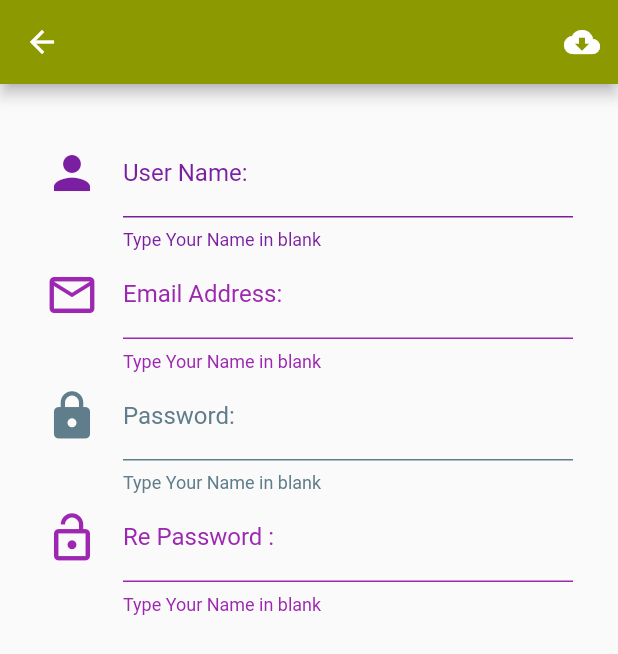
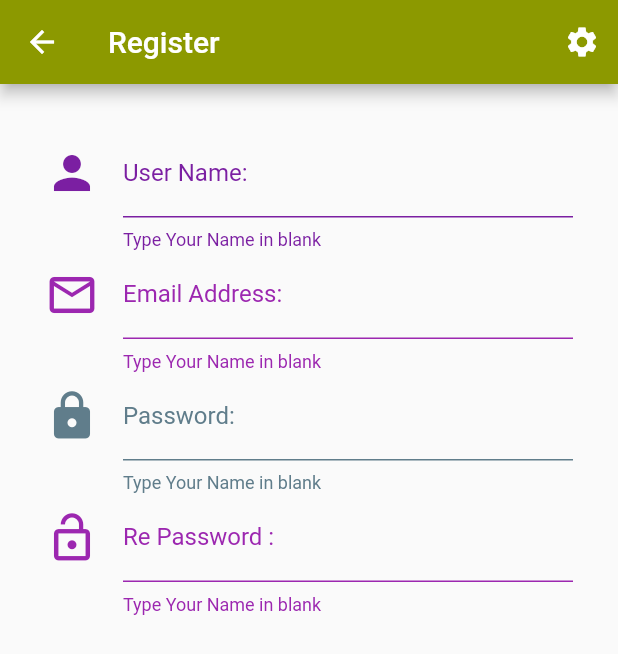
Before and after one commit to Komkrit2107/komkritproduct, a Flutter app: the Register screen opened directly, on a phone screen of 412 x 824 dp. Shown: the top 654 px of the screen. Run offline on Flutter 3.47's test engine with Material 2 defaults, Android fonts, the phone set to English and light mode, and no system bars; our stand-ins replace dio; missing offline and left inert: dart:ffi; accounts and stored records are empty.

Commit message:
Modi15022020

```diff
--- a/lib/utility/my_style.dart
+++ b/lib/utility/my_style.dart
@@ -5,7 +5,7 @@ class MyStyle {
 //Field
 //กำหนดค่าสีต่าง ๆ
 
-Color mainColor = Color.fromARGB(0xff,0xc0,0xca,0x33);
+Color mainColor = Color.fromARGB(0xff,0xc0,0xca,0x01);
 Color textColor = Color.fromARGB(0xff,0x8c,0x99,0x00);
 Color barColor  = Color.fromARGB(0xff,0xf5,0xfd,0x67);
 
--- a/lib/widget/list_product.dart
+++ b/lib/widget/list_product.dart
@@ -29,8 +29,9 @@ class _ListProductState extends State<ListProduct> {
   }
 
   Widget showTitle(){
-    return Text('Product');
+    return Text('FundSmart Link');
   }
+
   //ต้องการให้อยู่บรรทัดเดียวกัน
   Widget showName(){
     return Column(mainAxisAlignment: MainAxisAlignment.center,
--- a/lib/widget/register.dart
+++ b/lib/widget/register.dart
@@ -36,6 +36,11 @@ class _RegisterState extends State<Register> {
     );
   }
 
+  //Title Bar นำไปใส่ไว้ใน Appbar
+  Widget showSTitle() {
+    return Text('Register');
+  }
+
   Widget userForm() {
     //ประกาศตัวแปร เป็นสี
     Color color = Colors.purple;
@@ -62,7 +67,8 @@ class _RegisterState extends State<Register> {
   Widget passwordForm() {
     //ประกาศตัวแปร เป็นสี
     Color color = Colors.blueGrey;
-    return TextField(obscureText: true,
+    return TextField(
+      obscureText: true,
       onChanged: (String string) {
         password = string.trim();
       },
@@ -85,7 +91,8 @@ class _RegisterState extends State<Register> {
   Widget rePasswordForm() {
     //ประกาศตัวแปร เป็นสี
     Color color = Colors.purple;
-    return TextField(obscureText: true,
+    return TextField(
+      obscureText: true,
       onChanged: (String string) {
         rePassword = string.trim();
       },
@@ -104,11 +111,12 @@ class _RegisterState extends State<Register> {
           )),
     );
   }
+
   //กำหนดค่าตัวแปร เพื่อให้แจ้ง Message ออกมา
   Widget registerButton() {
     return IconButton(
       tooltip: 'UpLoad To Server',
-      icon: Icon(Icons.cloud_download),
+      icon: Icon(Icons.settings),
       onPressed: () {
         print(
             'name =$name, user =$user, password =$password, rePassword =$rePassword');
@@ -124,26 +132,26 @@ class _RegisterState extends State<Register> {
         } else if (password == rePassword) {
           registerThread();
         } else {
-          normalDialog(context, 'Password Not Math', 'Pleese Type Password Math Re Password');
+          normalDialog(context, 'Password Not Math',
+              'Pleese Type Password Math Re Password');
         }
       },
     );
   }
+
   //Call API เป็น PHP กำหนดค่าต้องใส่ $นำมา
-   Future<void> registerThread()async{
-    String url ='https://www.androidthai.in.th/feb13/addUserKrit.php?isAdd=true&Name=$name&User=$user&Password=$password';
+  Future<void> registerThread() async {
+    String url =
+        'https://www.androidthai.in.th/feb13/addUserKrit.php?isAdd=true&Name=$name&User=$user&Password=$password';
     try {
       Response response = await Dio().get(url);
       print('reponse =$response');
-        if (response.toString()== 'true') {
+      if (response.toString() == 'true') {
         Navigator.of(context).pop();
       } else {
         normalDialog(context, 'ลงทะเบียนไม่สำเร็จ', 'ลองใหม่อีกครั้ง');
       }
-    } catch (e) {
-
-    }
-
+    } catch (e) {}
   }
 
   //จะห่างข้างละ 30.0
@@ -160,6 +168,7 @@ class _RegisterState extends State<Register> {
         ],
       ),
       appBar: AppBar(
+        title: showSTitle(),
         actions: <Widget>[registerButton()],
         backgroundColor: MyStyle().textColor,
       ), //ดึงมาจาก Mystype ใส่รูป Icon เป็นก้อนเมฆ
```
Lines whose indentation alone changed are shown as unchanged.
